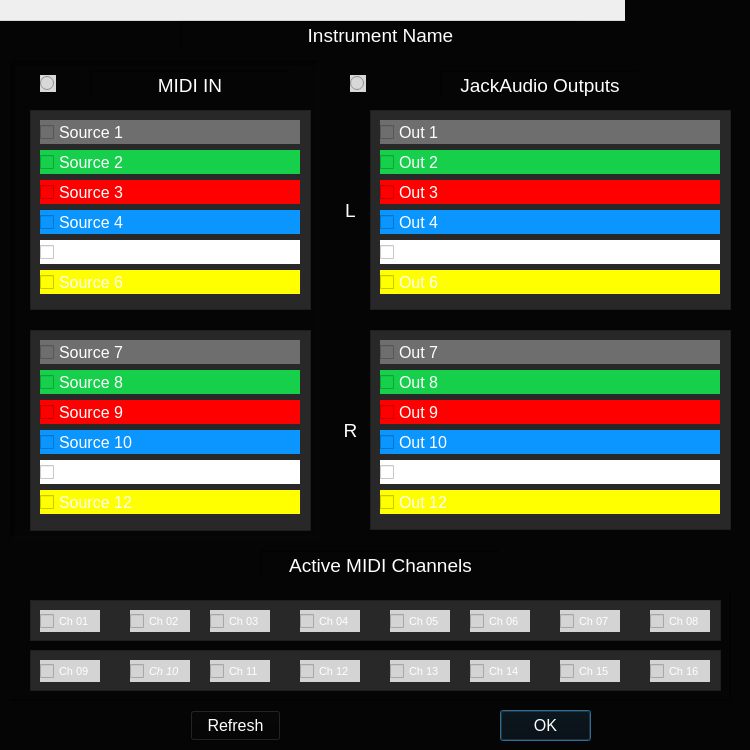
This is AdjRaspi5qtSynthApp_2/Dialog_InstrumentConnections.ui in nahumbudin/AdjRaspi5qtSynthApp_2 as Qt 5 draws it before an edit. The edited form follows.
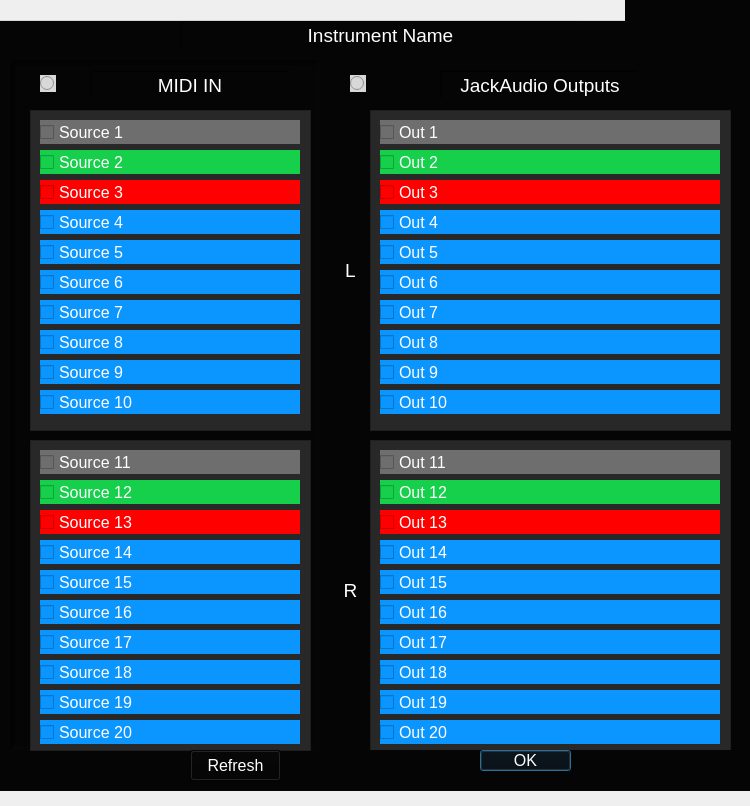
This is the edited form. Custom widgets are drawn as their Qt base class.

Commit message: 1. Connections dialog - Expanding the number of MIDI and Jack clients to 20. 2. Fixing error on CudtomDileDialog - remember last selection.

Diff of the .ui file:
```diff
--- a/AdjRaspi5qtSynthApp_2/Dialog_InstrumentConnections.ui
+++ b/AdjRaspi5qtSynthApp_2/Dialog_InstrumentConnections.ui
@@ -7,7 +7,7 @@
     <x>0</x>
     <y>0</y>
     <width>750</width>
-    <height>750</height>
+    <height>806</height>
    </rect>
   </property>
   <property name="sizePolicy">
@@ -34,7 +34,7 @@
      <x>0</x>
      <y>0</y>
      <width>750</width>
-     <height>750</height>
+     <height>791</height>
     </rect>
    </property>
    <property name="styleSheet">
@@ -47,7 +47,7 @@
       <x>10</x>
       <y>60</y>
       <width>311</width>
-      <height>480</height>
+      <height>691</height>
      </rect>
     </property>
     <property name="frameShape">
@@ -68,7 +68,7 @@
        <x>20</x>
        <y>50</y>
        <width>281</width>
-       <height>200</height>
+       <height>321</height>
       </rect>
      </property>
      <property name="styleSheet">
@@ -96,7 +96,7 @@
        </font>
       </property>
       <property name="styleSheet">
-       <string notr="true">background-color: rgb(255, 255, 0);</string>
+       <string notr="true">background-color: rgb(10, 149, 255);</string>
       </property>
       <property name="text">
        <string>Source 6</string>
@@ -377,7 +377,7 @@
        </font>
       </property>
       <property name="styleSheet">
-       <string notr="true">background-color: rgb(255, 255, 255);</string>
+       <string notr="true">background-color: rgb(10, 149, 255);</string>
       </property>
       <property name="text">
        <string>Source 5</string>
@@ -416,112 +416,11 @@
        </size>
       </property>
      </widget>
-    </widget>
-    <widget class="QLabel" name="label_MidiInputs">
-     <property name="geometry">
-      <rect>
-       <x>80</x>
-       <y>10</y>
-       <width>200</width>
-       <height>30</height>
-      </rect>
-     </property>
-     <property name="font">
-      <font>
-       <pointsize>14</pointsize>
-      </font>
-     </property>
-     <property name="frameShape">
-      <enum>QFrame::WinPanel</enum>
-     </property>
-     <property name="frameShadow">
-      <enum>QFrame::Sunken</enum>
-     </property>
-     <property name="text">
-      <string>MIDI IN</string>
-     </property>
-     <property name="alignment">
-      <set>Qt::AlignCenter</set>
-     </property>
-    </widget>
-    <widget class="QFrame" name="frame_2">
-     <property name="geometry">
-      <rect>
-       <x>20</x>
-       <y>270</y>
-       <width>281</width>
-       <height>201</height>
-      </rect>
-     </property>
-     <property name="styleSheet">
-      <string notr="true">background-color: rgb(40,40,40);
-color: rgb(255, 255, 255);</string>
-     </property>
-     <property name="frameShape">
-      <enum>QFrame::StyledPanel</enum>
-     </property>
-     <property name="frameShadow">
-      <enum>QFrame::Raised</enum>
-     </property>
-     <widget class="CustomCheckBox" name="checkBox_source_12">
-      <property name="geometry">
-       <rect>
-        <x>10</x>
-        <y>160</y>
-        <width>260</width>
-        <height>24</height>
-       </rect>
-      </property>
-      <property name="font">
-       <font>
-        <pointsize>12</pointsize>
-       </font>
-      </property>
-      <property name="styleSheet">
-       <string notr="true">background-color: rgb(255, 255, 0);</string>
-      </property>
-      <property name="text">
-       <string>Source 12</string>
-      </property>
-      <property name="iconSize">
-       <size>
-        <width>16</width>
-        <height>16</height>
-       </size>
-      </property>
-     </widget>
-     <widget class="CustomCheckBox" name="checkBox_source_8">
-      <property name="geometry">
-       <rect>
-        <x>10</x>
-        <y>40</y>
-        <width>260</width>
-        <height>24</height>
-       </rect>
-      </property>
-      <property name="font">
-       <font>
-        <pointsize>12</pointsize>
-       </font>
-      </property>
-      <property name="styleSheet">
-       <string notr="true">background-color: rgb(22, 207, 75);</string>
-      </property>
-      <property name="text">
-       <string>Source 8</string>
-      </property>
-      <property name="iconSize">
-       <size>
-        <width>16</width>
-        <height>16</height>
-       </size>
-      </property>
-     </widget>
      <widget class="CustomCheckBox" name="checkBox_source_7">
       <property name="geometry">
        <rect>
         <x>10</x>
-        <y>10</y>
+        <y>190</y>
         <width>260</width>
         <height>24</height>
        </rect>
@@ -532,8 +431,7 @@
        </font>
       </property>
       <property name="styleSheet">
-       <string notr="true">background-color: rgb(110, 110, 110);
-color: rgb(255, 255, 255);</string>
+       <string notr="true">background-color: rgb(10, 149, 255);</string>
       </property>
       <property name="text">
        <string>Source 7</string>
@@ -545,11 +443,38 @@
        </size>
       </property>
      </widget>
+     <widget class="CustomCheckBox" name="checkBox_source_8">
+      <property name="geometry">
+       <rect>
+        <x>10</x>
+        <y>220</y>
+        <width>260</width>
+        <height>24</height>
+       </rect>
+      </property>
+      <property name="font">
+       <font>
+        <pointsize>12</pointsize>
+       </font>
+      </property>
+      <property name="styleSheet">
+       <string notr="true">background-color: rgb(10, 149, 255);</string>
+      </property>
+      <property name="text">
+       <string>Source 8</string>
+      </property>
+      <property name="iconSize">
+       <size>
+        <width>16</width>
+        <height>16</height>
+       </size>
+      </property>
+     </widget>
      <widget class="CustomCheckBox" name="checkBox_source_9">
       <property name="geometry">
        <rect>
         <x>10</x>
-        <y>70</y>
+        <y>250</y>
         <width>260</width>
         <height>24</height>
        </rect>
@@ -560,7 +485,7 @@
        </font>
       </property>
       <property name="styleSheet">
-       <string notr="true">background-color: rgb(255, 0, 0);</string>
+       <string notr="true">background-color: rgb(10, 149, 255);</string>
       </property>
       <property name="text">
        <string>Source 9</string>
@@ -576,7 +501,7 @@
       <property name="geometry">
        <rect>
         <x>10</x>
-        <y>100</y>
+        <y>280</y>
         <width>260</width>
         <height>24</height>
        </rect>
@@ -599,11 +524,112 @@
        </size>
       </property>
      </widget>
+    </widget>
+    <widget class="QLabel" name="label_MidiInputs">
+     <property name="geometry">
+      <rect>
+       <x>80</x>
+       <y>10</y>
+       <width>200</width>
+       <height>30</height>
+      </rect>
+     </property>
+     <property name="font">
+      <font>
+       <pointsize>14</pointsize>
+      </font>
+     </property>
+     <property name="frameShape">
+      <enum>QFrame::WinPanel</enum>
+     </property>
+     <property name="frameShadow">
+      <enum>QFrame::Sunken</enum>
+     </property>
+     <property name="text">
+      <string>MIDI IN</string>
+     </property>
+     <property name="alignment">
+      <set>Qt::AlignCenter</set>
+     </property>
+    </widget>
+    <widget class="QFrame" name="frame_2">
+     <property name="geometry">
+      <rect>
+       <x>20</x>
+       <y>380</y>
+       <width>281</width>
+       <height>311</height>
+      </rect>
+     </property>
+     <property name="styleSheet">
+      <string notr="true">background-color: rgb(40,40,40);
+color: rgb(255, 255, 255);</string>
+     </property>
+     <property name="frameShape">
+      <enum>QFrame::StyledPanel</enum>
+     </property>
+     <property name="frameShadow">
+      <enum>QFrame::Raised</enum>
+     </property>
+     <widget class="CustomCheckBox" name="checkBox_source_16">
+      <property name="geometry">
+       <rect>
+        <x>10</x>
+        <y>160</y>
+        <width>260</width>
+        <height>24</height>
+       </rect>
+      </property>
+      <property name="font">
+       <font>
+        <pointsize>12</pointsize>
+       </font>
+      </property>
+      <property name="styleSheet">
+       <string notr="true">background-color: rgb(10, 149, 255);</string>
+      </property>
+      <property name="text">
+       <string>Source 16</string>
+      </property>
+      <property name="iconSize">
+       <size>
+        <width>16</width>
+        <height>16</height>
+       </size>
+      </property>
+     </widget>
+     <widget class="CustomCheckBox" name="checkBox_source_12">
+      <property name="geometry">
+       <rect>
+        <x>10</x>
+        <y>40</y>
+        <width>260</width>
+        <height>24</height>
+       </rect>
+      </property>
+      <property name="font">
+       <font>
+        <pointsize>12</pointsize>
+       </font>
+      </property>
+      <property name="styleSheet">
+       <string notr="true">background-color: rgb(22, 207, 75);</string>
+      </property>
+      <property name="text">
+       <string>Source 12</string>
+      </property>
+      <property name="iconSize">
+       <size>
+        <width>16</width>
+        <height>16</height>
+       </size>
+      </property>
+     </widget>
      <widget class="CustomCheckBox" name="checkBox_source_11">
       <property name="geometry">
        <rect>
         <x>10</x>
-        <y>130</y>
+        <y>10</y>
         <width>260</width>
         <height>24</height>
        </rect>
@@ -614,7 +640,8 @@
        </font>
       </property>
       <property name="styleSheet">
-       <string notr="true">background-color: rgb(255, 255, 255);</string>
+       <string notr="true">background-color: rgb(110, 110, 110);
+color: rgb(255, 255, 255);</string>
       </property>
       <property name="text">
        <string>Source 11</string>
@@ -626,6 +653,195 @@
        </size>
       </property>
      </widget>
+     <widget class="CustomCheckBox" name="checkBox_source_13">
+      <property name="geometry">
+       <rect>
+        <x>10</x>
+        <y>70</y>
+        <width>260</width>
+        <height>24</height>
+       </rect>
+      </property>
+      <property name="font">
+       <font>
+        <pointsize>12</pointsize>
+       </font>
+      </property>
+      <property name="styleSheet">
+       <string notr="true">background-color: rgb(255, 0, 0);</string>
+      </property>
+      <property name="text">
+       <string>Source 13</string>
+      </property>
+      <property name="iconSize">
+       <size>
+        <width>16</width>
+        <height>16</height>
+       </size>
+      </property>
+     </widget>
+     <widget class="CustomCheckBox" name="checkBox_source_14">
+      <property name="geometry">
+       <rect>
+        <x>10</x>
+        <y>100</y>
+        <width>260</width>
+        <height>24</height>
+       </rect>
+      </property>
+      <property name="font">
+       <font>
+        <pointsize>12</pointsize>
+       </font>
+      </property>
+      <property name="styleSheet">
+       <string notr="true">background-color: rgb(10, 149, 255);</string>
+      </property>
+      <property name="text">
+       <string>Source 14</string>
+      </property>
+      <property name="iconSize">
+       <size>
+        <width>16</width>
+        <height>16</height>
+       </size>
+      </property>
+     </widget>
+     <widget class="CustomCheckBox" name="checkBox_source_15">
+      <property name="geometry">
+       <rect>
+        <x>10</x>
+        <y>130</y>
+        <width>260</width>
+        <height>24</height>
+       </rect>
+      </property>
+      <property name="font">
+       <font>
+        <pointsize>12</pointsize>
+       </font>
+      </property>
+      <property name="styleSheet">
+       <string notr="true">background-color: rgb(10, 149, 255);</string>
+      </property>
+      <property name="text">
+       <string>Source 15</string>
+      </property>
+      <property name="iconSize">
+       <size>
+        <width>16</width>
+        <height>16</height>
+       </size>
+      </property>
+     </widget>
+     <widget class="CustomCheckBox" name="checkBox_source_17">
+      <property name="geometry">
+       <rect>
+        <x>10</x>
+        <y>190</y>
+        <width>260</width>
+        <height>24</height>
+       </rect>
+      </property>
+      <property name="font">
+       <font>
+        <pointsize>12</pointsize>
+       </font>
+      </property>
+      <property name="styleSheet">
+       <string notr="true">background-color: rgb(10, 149, 255);</string>
+      </property>
+      <property name="text">
+       <string>Source 17</string>
+      </property>
+      <property name="iconSize">
+       <size>
+        <width>16</width>
+        <height>16</height>
+       </size>
+      </property>
+     </widget>
+     <widget class="CustomCheckBox" name="checkBox_source_18">
+      <property name="geometry">
+       <rect>
+        <x>10</x>
+        <y>220</y>
+        <width>260</width>
+        <height>24</height>
+       </rect>
+      </property>
+      <property name="font">
+       <font>
+        <pointsize>12</pointsize>
+       </font>
+      </property>
+      <property name="styleSheet">
+       <string notr="true">background-color: rgb(10, 149, 255);</string>
+      </property>
+      <property name="text">
+       <string>Source 18</string>
+      </property>
+      <property name="iconSize">
+       <size>
+        <width>16</width>
+        <height>16</height>
+       </size>
+      </property>
+     </widget>
+     <widget class="CustomCheckBox" name="checkBox_source_19">
+      <property name="geometry">
+       <rect>
+        <x>10</x>
+        <y>250</y>
+        <width>260</width>
+        <height>24</height>
+       </rect>
+      </property>
+      <property name="font">
+       <font>
+        <pointsize>12</pointsize>
+       </font>
+      </property>
+      <property name="styleSheet">
+       <string notr="true">background-color: rgb(10, 149, 255);</string>
+      </property>
+      <property name="text">
+       <string>Source 19</string>
+      </property>
+      <property name="iconSize">
+       <size>
+        <width>16</width>
+        <height>16</height>
+       </size>
+      </property>
+     </widget>
+     <widget class="CustomCheckBox" name="checkBox_source_20">
+      <property name="geometry">
+       <rect>
+        <x>10</x>
+        <y>280</y>
+        <width>260</width>
+        <height>24</height>
+       </rect>
+      </property>
+      <property name="font">
+       <font>
+        <pointsize>12</pointsize>
+       </font>
+      </property>
+      <property name="styleSheet">
+       <string notr="true">background-color: rgb(10, 149, 255);</string>
+      </property>
+      <property name="text">
+       <string>Source 20</string>
+      </property>
+      <property name="iconSize">
+       <size>
+        <width>16</width>
+        <height>16</height>
+       </size>
+      </property>
+     </widget>
     </widget>
     <widget class="QRadioButton" name="radioButton_MIDI">
      <property name="geometry">
@@ -650,7 +866,7 @@
       <x>330</x>
       <y>60</y>
       <width>411</width>
-      <height>481</height>
+      <height>690</height>
      </rect>
     </property>
     <property name="frameShape">
@@ -698,7 +914,7 @@
        <x>40</x>
        <y>50</y>
        <width>361</width>
-       <height>200</height>
+       <height>321</height>
       </rect>
      </property>
      <property name="styleSheet">
@@ -808,7 +1024,7 @@
        </font>
       </property>
       <property name="styleSheet">
-       <string notr="true">background-color: rgb(255, 255, 0);</string>
+       <string notr="true">background-color: rgb(10, 149, 255);</string>
       </property>
       <property name="text">
        <string>Out 6</string>
@@ -835,7 +1051,7 @@
        </font>
       </property>
       <property name="styleSheet">
-       <string notr="true">background-color: rgb(255, 255, 255);</string>
+       <string notr="true">background-color: rgb(10, 149, 255);</string>
       </property>
       <property name="text">
        <string>Out 5</string>
@@ -874,47 +1090,11 @@
        </size>
       </property>
      </widget>
-    </widget>
-    <widget class="QRadioButton" name="radioButton_Jack">
-     <property name="geometry">
-      <rect>
-       <x>20</x>
-       <y>15</y>
-       <width>16</width>
-       <height>17</height>
-      </rect>
-     </property>
-     <property name="styleSheet">
-      <string notr="true">background-color: rgb(216, 216, 216);</string>
-     </property>
-     <property name="text">
-      <string/>
-     </property>
-    </widget>
-    <widget class="QFrame" name="frame_12">
-     <property name="geometry">
-      <rect>
-       <x>40</x>
-       <y>270</y>
-       <width>361</width>
-       <height>200</height>
-      </rect>
-     </property>
-     <property name="styleSheet">
-      <string notr="true">background-color: rgb(40,40,40);
-color: rgb(255, 255, 255);</string>
-     </property>
-     <property name="frameShape">
-      <enum>QFrame::StyledPanel</enum>
-     </property>
-     <property name="frameShadow">
-      <enum>QFrame::Raised</enum>
-     </property>
      <widget class="CustomCheckBox" name="checkBox_JackOut_7">
       <property name="geometry">
        <rect>
         <x>10</x>
-        <y>10</y>
+        <y>190</y>
         <width>340</width>
         <height>24</height>
        </rect>
@@ -925,8 +1105,7 @@
        </font>
       </property>
       <property name="styleSheet">
-       <string notr="true">background-color: rgb(110, 110, 110);
-color: rgb(255, 255, 255);</string>
+       <string notr="true">background-color: rgb(10, 149, 255);</string>
       </property>
       <property name="text">
        <string>Out 7</string>
@@ -942,7 +1121,7 @@
       <property name="geometry">
        <rect>
         <x>10</x>
-        <y>40</y>
+        <y>220</y>
         <width>340</width>
         <height>24</height>
        </rect>
@@ -953,7 +1132,7 @@
        </font>
       </property>
       <property name="styleSheet">
-       <string notr="true">background-color: rgb(22, 207, 75);</string>
+       <string notr="true">background-color: rgb(10, 149, 255);</string>
       </property>
       <property name="text">
        <string>Out 8</string>
@@ -965,11 +1144,38 @@
        </size>
       </property>
      </widget>
+     <widget class="CustomCheckBox" name="checkBox_JackOut_9">
+      <property name="geometry">
+       <rect>
+        <x>10</x>
+        <y>250</y>
+        <width>340</width>
+        <height>24</height>
+       </rect>
+      </property>
+      <property name="font">
+       <font>
+        <pointsize>12</pointsize>
+       </font>
+      </property>
+      <property name="styleSheet">
+       <string notr="true">background-color: rgb(10, 149, 255);</string>
+      </property>
+      <property name="text">
+       <string>Out 9</string>
+      </property>
+      <property name="iconSize">
+       <size>
+        <width>16</width>
+        <height>16</height>
+       </size>
+      </property>
+     </widget>
      <widget class="CustomCheckBox" name="checkBox_JackOut_10">
       <property name="geometry">
        <rect>
         <x>10</x>
-        <y>100</y>
+        <y>280</y>
         <width>340</width>
         <height>24</height>
        </rect>
@@ -992,38 +1198,47 @@
        </size>
       </property>
      </widget>
-     <widget class="CustomCheckBox" name="checkBox_JackOut_12">
-      <property name="geometry">
-       <rect>
-        <x>10</x>
-        <y>160</y>
-        <width>340</width>
-        <height>24</height>
-       </rect>
-      </property>
-      <property name="font">
-       <font>
-        <pointsize>12</pointsize>
-       </font>
-      </property>
-      <property name="styleSheet">
-       <string notr="true">background-color: rgb(255, 255, 0);</string>
-      </property>
-      <property name="text">
-       <string>Out 12</string>
-      </property>
-      <property name="iconSize">
-       <size>
-        <width>16</width>
-        <height>16</height>
-       </size>
-      </property>
-     </widget>
+    </widget>
+    <widget class="QRadioButton" name="radioButton_Jack">
+     <property name="geometry">
+      <rect>
+       <x>20</x>
+       <y>15</y>
+       <width>16</width>
+       <height>17</height>
+      </rect>
+     </property>
+     <property name="styleSheet">
+      <string notr="true">background-color: rgb(216, 216, 216);</string>
+     </property>
+     <property name="text">
+      <string/>
+     </property>
+    </widget>
+    <widget class="QFrame" name="frame_12">
+     <property name="geometry">
+      <rect>
+       <x>40</x>
+       <y>380</y>
+       <width>361</width>
+       <height>311</height>
+      </rect>
+     </property>
+     <property name="styleSheet">
+      <string notr="true">background-color: rgb(40,40,40);
+color: rgb(255, 255, 255);</string>
+     </property>
+     <property name="frameShape">
+      <enum>QFrame::StyledPanel</enum>
+     </property>
+     <property name="frameShadow">
+      <enum>QFrame::Raised</enum>
+     </property>
      <widget class="CustomCheckBox" name="checkBox_JackOut_11">
       <property name="geometry">
        <rect>
         <x>10</x>
-        <y>130</y>
+        <y>10</y>
         <width>340</width>
         <height>24</height>
        </rect>
@@ -1034,7 +1249,8 @@
        </font>
       </property>
       <property name="styleSheet">
-       <string notr="true">background-color: rgb(255, 255, 255);</string>
+       <string notr="true">background-color: rgb(110, 110, 110);
+color: rgb(255, 255, 255);</string>
       </property>
       <property name="text">
        <string>Out 11</string>
@@ -1046,7 +1262,115 @@
        </size>
       </property>
      </widget>
-     <widget class="CustomCheckBox" name="checkBox_JackOut_9">
+     <widget class="CustomCheckBox" name="checkBox_JackOut_12">
+      <property name="geometry">
+       <rect>
+        <x>10</x>
+        <y>40</y>
+        <width>340</width>
+        <height>24</height>
+       </rect>
+      </property>
+      <property name="font">
+       <font>
+        <pointsize>12</pointsize>
+       </font>
+      </property>
+      <property name="styleSheet">
+       <string notr="true">background-color: rgb(22, 207, 75);</string>
+      </property>
+      <property name="text">
+       <string>Out 12</string>
+      </property>
+      <property name="iconSize">
+       <size>
+        <width>16</width>
+        <height>16</height>
+       </size>
+      </property>
+     </widget>
+     <widget class="CustomCheckBox" name="checkBox_JackOut_14">
+      <property name="geometry">
+       <rect>
+        <x>10</x>
+        <y>100</y>
+        <width>340</width>
+        <height>24</height>
+       </rect>
+      </property>
+      <property name="font">
+       <font>
+        <pointsize>12</pointsize>
+       </font>
+      </property>
+      <property name="styleSheet">
+       <string notr="true">background-color: rgb(10, 149, 255);</string>
+      </property>
+      <property name="text">
+       <string>Out 14</string>
+      </property>
+      <property name="iconSize">
+       <size>
+        <width>16</width>
+        <height>16</height>
+       </size>
+      </property>
+     </widget>
+     <widget class="CustomCheckBox" name="checkBox_JackOut_16">
+      <property name="geometry">
+       <rect>
+        <x>10</x>
+        <y>160</y>
+        <width>340</width>
+        <height>24</height>
+       </rect>
+      </property>
+      <property name="font">
+       <font>
+        <pointsize>12</pointsize>
+       </font>
+      </property>
+      <property name="styleSheet">
+       <string notr="true">background-color: rgb(10, 149, 255);</string>
+      </property>
+      <property name="text">
+       <string>Out 16</string>
+      </property>
+      <property name="iconSize">
+       <size>
+        <width>16</width>
+        <height>16</height>
+       </size>
+      </property>
+     </widget>
+     <widget class="CustomCheckBox" name="checkBox_JackOut_15">
+      <property name="geometry">
+       <rect>
+        <x>10</x>
+        <y>130</y>
+        <width>340</width>
+        <height>24</height>
+       </rect>
+      </property>
+      <property name="font">
+       <font>
+        <pointsize>12</pointsize>
+       </font>
+      </property>
+      <property name="styleSheet">
+       <string notr="true">background-color: rgb(10, 149, 255);</string>
+      </property>
+      <property name="text">
+       <string>Out 15</string>
+      </property>
+      <property name="iconSize">
+       <size>
+        <width>16</width>
+        <height>16</height>
+       </size>
+      </property>
+     </widget>
+     <widget class="CustomCheckBox" name="checkBox_JackOut_13">
       <property name="geometry">
        <rect>
         <x>10</x>
@@ -1064,7 +1388,115 @@
        <string notr="true">background-color: rgb(255, 0, 0);</string>
       </property>
       <property name="text">
-       <string>Out 9</string>
+       <string>Out 13</string>
+      </property>
+      <property name="iconSize">
+       <size>
+        <width>16</width>
+        <height>16</height>
+       </size>
+      </property>
+     </widget>
+     <widget class="CustomCheckBox" name="checkBox_JackOut_17">
+      <property name="geometry">
+       <rect>
+        <x>10</x>
+        <y>190</y>
+        <width>340</width>
+        <height>24</height>
+       </rect>
+      </property>
+      <property name="font">
+       <font>
+        <pointsize>12</pointsize>
+       </font>
+      </property>
+      <property name="styleSheet">
+       <string notr="true">background-color: rgb(10, 149, 255);</string>
+      </property>
+      <property name="text">
+       <string>Out 17</string>
+      </property>
+      <property name="iconSize">
+       <size>
+        <width>16</width>
+        <height>16</height>
+       </size>
+      </property>
+     </widget>
+     <widget class="CustomCheckBox" name="checkBox_JackOut_18">
+      <property name="geometry">
+       <rect>
+        <x>10</x>
+        <y>220</y>
+        <width>340</width>
+        <height>24</height>
+       </rect>
+      </property>
+      <property name="font">
+       <font>
+        <pointsize>12</pointsize>
+       </font>
+      </property>
+      <property name="styleSheet">
+       <string notr="true">background-color: rgb(10, 149, 255);</string>
+      </property>
+      <property name="text">
+       <string>Out 18</string>
+      </property>
+      <property name="iconSize">
+       <size>
+        <width>16</width>
+        <height>16</height>
+       </size>
+      </property>
+     </widget>
+     <widget class="CustomCheckBox" name="checkBox_JackOut_19">
+      <property name="geometry">
+       <rect>
+        <x>10</x>
+        <y>250</y>
+        <width>340</width>
+        <height>24</height>
+       </rect>
+      </property>
+      <property name="font">
+       <font>
+        <pointsize>12</pointsize>
+       </font>
+      </property>
+      <property name="styleSheet">
+       <string notr="true">background-color: rgb(10, 149, 255);</string>
+      </property>
+      <property name="text">
+       <string>Out 19</string>
+      </property>
+      <property name="iconSize">
+       <size>
+        <width>16</width>
+        <height>16</height>
+       </size>
+      </property>
+     </widget>
+     <widget class="CustomCheckBox" name="checkBox_JackOut_20">
+      <property name="geometry">
+       <rect>
+        <x>10</x>
+        <y>280</y>
+        <width>340</width>
+        <height>24</height>
+       </rect>
+      </property>
+      <property name="font">
+       <font>
+        <pointsize>12</pointsize>
+       </font>
+      </property>
+      <property name="styleSheet">
+       <string notr="true">background-color: rgb(10, 149, 255);</string>
+      </property>
+      <property name="text">
+       <string>Out 20</string>
       </property>
       <property name="iconSize">
        <size>
@@ -1078,7 +1510,7 @@
      <property name="geometry">
       <rect>
        <x>10</x>
-       <y>360</y>
+       <y>520</y>
        <width>21</width>
        <height>20</height>
       </rect>
@@ -1099,7 +1531,7 @@
      <property name="geometry">
       <rect>
        <x>10</x>
-       <y>140</y>
+       <y>200</y>
        <width>21</width>
        <height>20</height>
       </rect>
@@ -1120,10 +1552,10 @@
    <widget class="QPushButton" name="pushButton_Ok">
     <property name="geometry">
      <rect>
-      <x>500</x>
-      <y>710</y>
+      <x>480</x>
+      <y>750</y>
       <width>91</width>
-      <height>31</height>
+      <height>21</height>
      </rect>
     </property>
     <property name="font">
@@ -1135,475 +1567,6 @@
      <string>OK</string>
     </property>
    </widget>
-   <widget class="QFrame" name="frame_9">
-    <property name="geometry">
-     <rect>
-      <x>10</x>
-      <y>590</y>
-      <width>721</width>
-      <height>111</height>
-     </rect>
-    </property>
-    <property name="frameShape">
-     <enum>QFrame::WinPanel</enum>
-    </property>
-    <property name="frameShadow">
-     <enum>QFrame::Raised</enum>
-    </property>
-    <property name="lineWidth">
-     <number>3</number>
-    </property>
-    <widget class="QFrame" name="frame_10">
-     <property name="geometry">
-      <rect>
-       <x>20</x>
-       <y>10</y>
-       <width>691</width>
-       <height>41</height>
-      </rect>
-     </property>
-     <property name="styleSheet">
-      <string notr="true">background-color: rgb(40,40,40);</string>
-     </property>
-     <property name="frameShape">
-      <enum>QFrame::StyledPanel</enum>
-     </property>
-     <property name="frameShadow">
-      <enum>QFrame::Raised</enum>
-     </property>
-     <widget class="CustomCheckBox" name="checkBox_ch_1">
-      <property name="geometry">
-       <rect>
-        <x>10</x>
-        <y>10</y>
-        <width>60</width>
-        <height>22</height>
-       </rect>
-      </property>
-      <property name="font">
-       <font>
-        <pointsize>8</pointsize>
-       </font>
-      </property>
-      <property name="styleSheet">
-       <string notr="true">background-color: rgb(212, 212, 212);</string>
-      </property>
-      <property name="text">
-       <string>Ch 01</string>
-      </property>
-      <property name="checkable">
-       <bool>false</bool>
-      </property>
-     </widget>
-     <widget class="CustomCheckBox" name="checkBox_ch_2">
-      <property name="geometry">
-       <rect>
-        <x>100</x>
-        <y>10</y>
-        <width>60</width>
-        <height>22</height>
-       </rect>
-      </property>
-      <property name="font">
-       <font>
-        <pointsize>8</pointsize>
-       </font>
-      </property>
-      <property name="styleSheet">
-       <string notr="true">background-color: rgb(212, 212, 212);</string>
-      </property>
-      <property name="text">
-       <string>Ch 02</string>
-      </property>
-      <property name="checkable">
-       <bool>false</bool>
-      </property>
-     </widget>
-     <widget class="CustomCheckBox" name="checkBox_ch_3">
-      <property name="geometry">
-       <rect>
-        <x>180</x>
-        <y>10</y>
-        <width>60</width>
-        <height>22</height>
-       </rect>
-      </property>
-      <property name="font">
-       <font>
-        <pointsize>8</pointsize>
-       </font>
-      </property>
-      <property name="styleSheet">
-       <string notr="true">background-color: rgb(212, 212, 212);</string>
-      </property>
-      <property name="text">
-       <string>Ch 03</string>
-      </property>
-      <property name="checkable">
-       <bool>false</bool>
-      </property>
-     </widget>
-     <widget class="CustomCheckBox" name="checkBox_ch_4">
-      <property name="geometry">
-       <rect>
-        <x>270</x>
-        <y>10</y>
-        <width>60</width>
-        <height>22</height>
-       </rect>
-      </property>
-      <property name="font">
-       <font>
-        <pointsize>8</pointsize>
-       </font>
-      </property>
-      <property name="styleSheet">
-       <string notr="true">background-color: rgb(212, 212, 212);</string>
-      </property>
-      <property name="text">
-       <string>Ch 04</string>
-      </property>
-      <property name="checkable">
-       <bool>false</bool>
-      </property>
-     </widget>
-     <widget class="CustomCheckBox" name="checkBox_ch_5">
-      <property name="geometry">
-       <rect>
-        <x>360</x>
-        <y>10</y>
-        <width>60</width>
-        <height>22</height>
-       </rect>
-      </property>
-      <property name="font">
-       <font>
-        <pointsize>8</pointsize>
-       </font>
-      </property>
-      <property name="styleSheet">
-       <string notr="true">background-color: rgb(212, 212, 212);</string>
-      </property>
-      <property name="text">
-       <string>Ch 05</string>
-      </property>
-      <property name="checkable">
-       <bool>false</bool>
-      </property>
-     </widget>
-     <widget class="CustomCheckBox" name="checkBox_ch_6">
-      <property name="geometry">
-       <rect>
-        <x>440</x>
-        <y>10</y>
-        <width>60</width>
-        <height>22</height>
-       </rect>
-      </property>
-      <property name="font">
-       <font>
-        <pointsize>8</pointsize>
-       </font>
-      </property>
-      <property name="styleSheet">
-       <string notr="true">background-color: rgb(212, 212, 212);</string>
-      </property>
-      <property name="text">
-       <string>Ch 06</string>
-      </property>
-      <property name="checkable">
-       <bool>false</bool>
-      </property>
-     </widget>
-     <widget class="CustomCheckBox" name="checkBox_ch_7">
-      <property name="geometry">
-       <rect>
-        <x>530</x>
-        <y>10</y>
-        <width>60</width>
-        <height>22</height>
-       </rect>
-      </property>
-      <property name="font">
-       <font>
-        <pointsize>8</pointsize>
-       </font>
-      </property>
-      <property name="styleSheet">
-       <string notr="true">background-color: rgb(212, 212, 212);</string>
-      </property>
-      <property name="text">
-       <string>Ch 07</string>
-      </property>
-      <property name="checkable">
-       <bool>false</bool>
-      </property>
-     </widget>
-     <widget class="CustomCheckBox" name="checkBox_ch_8">
-      <property name="geometry">
-       <rect>
-        <x>620</x>
-        <y>10</y>
-        <width>60</width>
-        <height>22</height>
-       </rect>
-      </property>
-      <property name="font">
-       <font>
-        <pointsize>8</pointsize>
-       </font>
-      </property>
-      <property name="styleSheet">
-       <string notr="true">background-color: rgb(212, 212, 212);</string>
-      </property>
-      <property name="text">
-       <string>Ch 08</string>
-      </property>
-      <property name="checkable">
-       <bool>false</bool>
-      </property>
-     </widget>
-    </widget>
-    <widget class="QFrame" name="frame_11">
-     <property name="geometry">
-      <rect>
-       <x>20</x>
-       <y>60</y>
-       <width>691</width>
-       <height>41</height>
-      </rect>
-     </property>
-     <property name="styleSheet">
-      <string notr="true">background-color: rgb(40,40,40);</string>
-     </property>
-     <property name="frameShape">
-      <enum>QFrame::StyledPanel</enum>
-     </property>
-     <property name="frameShadow">
-      <enum>QFrame::Raised</enum>
-     </property>
-     <widget class="CustomCheckBox" name="checkBox_ch_9">
-      <property name="geometry">
-       <rect>
-        <x>10</x>
-        <y>10</y>
-        <width>60</width>
-        <height>22</height>
-       </rect>
-      </property>
-      <property name="font">
-       <font>
-        <pointsize>8</pointsize>
-       </font>
-      </property>
-      <property name="styleSheet">
-       <string notr="true">background-color: rgb(212, 212, 212);</string>
-      </property>
-      <property name="text">
-       <string>Ch 09</string>
-      </property>
-      <property name="checkable">
-       <bool>false</bool>
-      </property>
-     </widget>
-     <widget class="CustomCheckBox" name="checkBox_ch_10">
-      <property name="geometry">
-       <rect>
-        <x>100</x>
-        <y>10</y>
-        <width>60</width>
-        <height>22</height>
-       </rect>
-      </property>
-      <property name="font">
-       <font>
-        <pointsize>8</pointsize>
-        <italic>true</italic>
-       </font>
-      </property>
-      <property name="styleSheet">
-       <string notr="true">background-color: rgb(212, 212, 212);</string>
-      </property>
-      <property name="text">
-       <string>Ch 10</string>
-      </property>
-      <property name="checkable">
-       <bool>false</bool>
-      </property>
-     </widget>
-     <widget class="CustomCheckBox" name="checkBox_ch_11">
-      <property name="geometry">
-       <rect>
-        <x>180</x>
-        <y>10</y>
-        <width>60</width>
-        <height>22</height>
-       </rect>
-      </property>
-      <property name="font">
-       <font>
-        <pointsize>8</pointsize>
-       </font>
-      </property>
-      <property name="styleSheet">
-       <string notr="true">background-color: rgb(212, 212, 212);</string>
-      </property>
-      <property name="text">
-       <string>Ch 11</string>
-      </property>
-      <property name="checkable">
-       <bool>false</bool>
-      </property>
-     </widget>
-     <widget class="CustomCheckBox" name="checkBox_ch_14">
-      <property name="geometry">
-       <rect>
-        <x>440</x>
-        <y>10</y>
-        <width>60</width>
-        <height>22</height>
-       </rect>
-      </property>
-      <property name="font">
-       <font>
-        <pointsize>8</pointsize>
-       </font>
-      </property>
-      <property name="styleSheet">
-       <string notr="true">background-color: rgb(212, 212, 212);</string>
-      </property>
-      <property name="text">
-       <string>Ch 14</string>
-      </property>
-      <property name="checkable">
-       <bool>false</bool>
-      </property>
-     </widget>
-     <widget class="CustomCheckBox" name="checkBox_ch_15">
-      <property name="geometry">
-       <rect>
-        <x>530</x>
-        <y>10</y>
-        <width>60</width>
-        <height>22</height>
-       </rect>
-      </property>
-      <property name="font">
-       <font>
-        <pointsize>8</pointsize>
-       </font>
-      </property>
-      <property name="styleSheet">
-       <string notr="true">background-color: rgb(212, 212, 212);</string>
-      </property>
-      <property name="text">
-       <string>Ch 15</string>
-      </property>
-      <property name="checkable">
-       <bool>false</bool>
-      </property>
-     </widget>
-     <widget class="CustomCheckBox" name="checkBox_ch_12">
-      <property name="geometry">
-       <rect>
-        <x>270</x>
-        <y>10</y>
-        <width>60</width>
-        <height>22</height>
-       </rect>
-      </property>
-      <property name="font">
-       <font>
-        <pointsize>8</pointsize>
-       </font>
-      </property>
-      <property name="styleSheet">
-       <string notr="true">background-color: rgb(212, 212, 212);</string>
-      </property>
-      <property name="text">
-       <string>Ch 12</string>
-      </property>
-      <property name="checkable">
-       <bool>false</bool>
-      </property>
-     </widget>
-     <widget class="CustomCheckBox" name="checkBox_ch_16">
-      <property name="geometry">
-       <rect>
-        <x>620</x>
-        <y>10</y>
-        <width>60</width>
-        <height>22</height>
-       </rect>
-      </property>
-      <property name="font">
-       <font>
-        <pointsize>8</pointsize>
-       </font>
-      </property>
-      <property name="styleSheet">
-       <string notr="true">background-color: rgb(212, 212, 212);</string>
-      </property>
-      <property name="text">
-       <string>Ch 16</string>
-      </property>
-      <property name="checkable">
-       <bool>false</bool>
-      </property>
-     </widget>
-     <widget class="CustomCheckBox" name="checkBox_ch_13">
-      <property name="geometry">
-       <rect>
-        <x>360</x>
-        <y>10</y>
-        <width>60</width>
-        <height>22</height>
-       </rect>
-      </property>
-      <property name="font">
-       <font>
-        <pointsize>8</pointsize>
-       </font>
-      </property>
-      <property name="styleSheet">
-       <string notr="true">background-color: rgb(212, 212, 212);</string>
-      </property>
-      <property name="text">
-       <string>Ch 13</string>
-      </property>
-      <property name="checkable">
-       <bool>false</bool>
-      </property>
-     </widget>
-    </widget>
-   </widget>
-   <widget class="QLabel" name="label_MidiInputs_2">
-    <property name="geometry">
-     <rect>
-      <x>260</x>
-      <y>550</y>
-      <width>241</width>
-      <height>31</height>
-     </rect>
-    </property>
-    <property name="font">
-     <font>
-      <pointsize>14</pointsize>
-     </font>
-    </property>
-    <property name="frameShape">
-     <enum>QFrame::WinPanel</enum>
-    </property>
-    <property name="frameShadow">
-     <enum>QFrame::Sunken</enum>
-    </property>
-    <property name="text">
-     <string>Active MIDI Channels</string>
-    </property>
-    <property name="alignment">
-     <set>Qt::AlignCenter</set>
-    </property>
-   </widget>
    <widget class="QLabel" name="label_InstrumentName">
     <property name="geometry">
      <rect>
@@ -1635,7 +1598,7 @@
     <property name="geometry">
      <rect>
       <x>190</x>
-      <y>710</y>
+      <y>750</y>
       <width>91</width>
       <height>31</height>
      </rect>
```
The commit also changes 260 other files.
